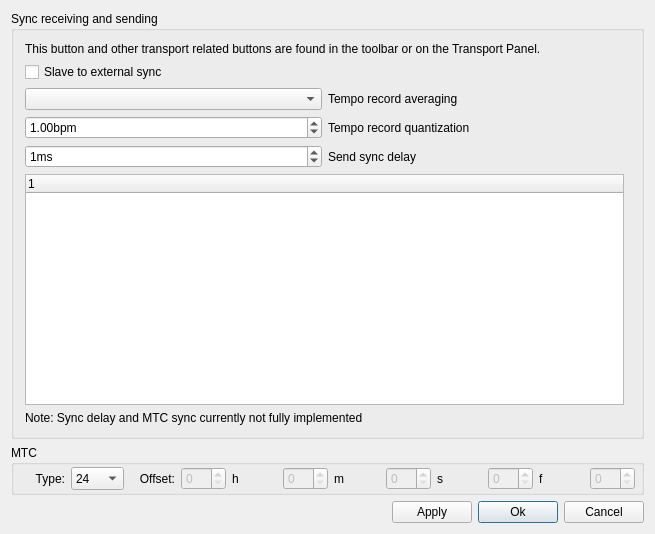
Above: src/muse/components/midisync.ui from emrum/muse before the change. Below: the same form after it.
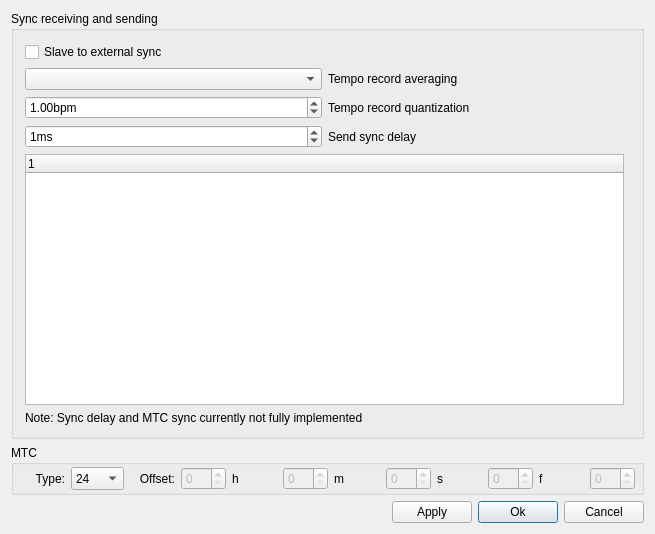
That is the form after the change.

Patch:
```diff
--- a/src/muse/components/midisync.ui
+++ b/src/muse/components/midisync.ui
@@ -271,14 +271,7 @@
       <string>Sync receiving and sending</string>
      </property>
      <layout class="QGridLayout">
-      <item row="0" column="0">
-       <widget class="QLabel" name="label">
-        <property name="text">
-         <string>This button and other transport related buttons are found in the toolbar or on the Transport Panel.</string>
-        </property>
-       </widget>
-      </item>
-      <item row="4" column="0">
+      <item row="3" column="0">
        <layout class="QHBoxLayout">
         <item>
          <widget class="QSpinBox" name="syncDelaySpinBox">
@@ -323,16 +316,7 @@
         </item>
        </layout>
       </item>
-      <item row="5" column="0">
-       <widget class="QTreeWidget" name="devicesListView">
-        <column>
-         <property name="text">
-          <string notr="true">1</string>
-         </property>
-        </column>
-       </widget>
-      </item>
-      <item row="1" column="0" colspan="2">
+      <item row="0" column="0" colspan="2">
        <widget class="QCheckBox" name="extSyncCheckbox">
         <property name="enabled">
          <bool>true</bool>
@@ -355,7 +339,20 @@
         </property>
        </widget>
       </item>
-      <item row="3" column="0">
+      <item row="5" column="0">
+       <widget class="QLabel" name="toBeDoneLabel">
+        <property name="text">
+         <string>Note: Sync delay and MTC sync currently not fully implemented</string>
+        </property>
+        <property name="alignment">
+         <set>Qt::AlignLeading|Qt::AlignLeft|Qt::AlignVCenter</set>
+        </property>
+        <property name="wordWrap">
+         <bool>false</bool>
+        </property>
+       </widget>
+      </item>
+      <item row="2" column="0">
        <layout class="QHBoxLayout">
         <item>
          <widget class="QDoubleSpinBox" name="syncRecTempoValQuant">
@@ -397,7 +394,16 @@
         </item>
        </layout>
       </item>
-      <item row="2" column="0">
+      <item row="4" column="0">
+       <widget class="QTreeWidget" name="devicesListView">
+        <column>
+         <property name="text">
+          <string notr="true">1</string>
+         </property>
+        </column>
+       </widget>
+      </item>
+      <item row="1" column="0">
        <layout class="QHBoxLayout">
         <item>
          <widget class="QComboBox" name="syncRecFilterPreset">
@@ -449,19 +455,6 @@
         </item>
        </layout>
       </item>
-      <item row="6" column="0">
-       <widget class="QLabel" name="toBeDoneLabel">
-        <property name="text">
-         <string>Note: Sync delay and MTC sync currently not fully implemented</string>
-        </property>
-        <property name="alignment">
-         <set>Qt::AlignLeading|Qt::AlignLeft|Qt::AlignVCenter</set>
-        </property>
-        <property name="wordWrap">
-         <bool>false</bool>
-        </property>
-       </widget>
-      </item>
      </layout>
     </widget>
    </item>
```
